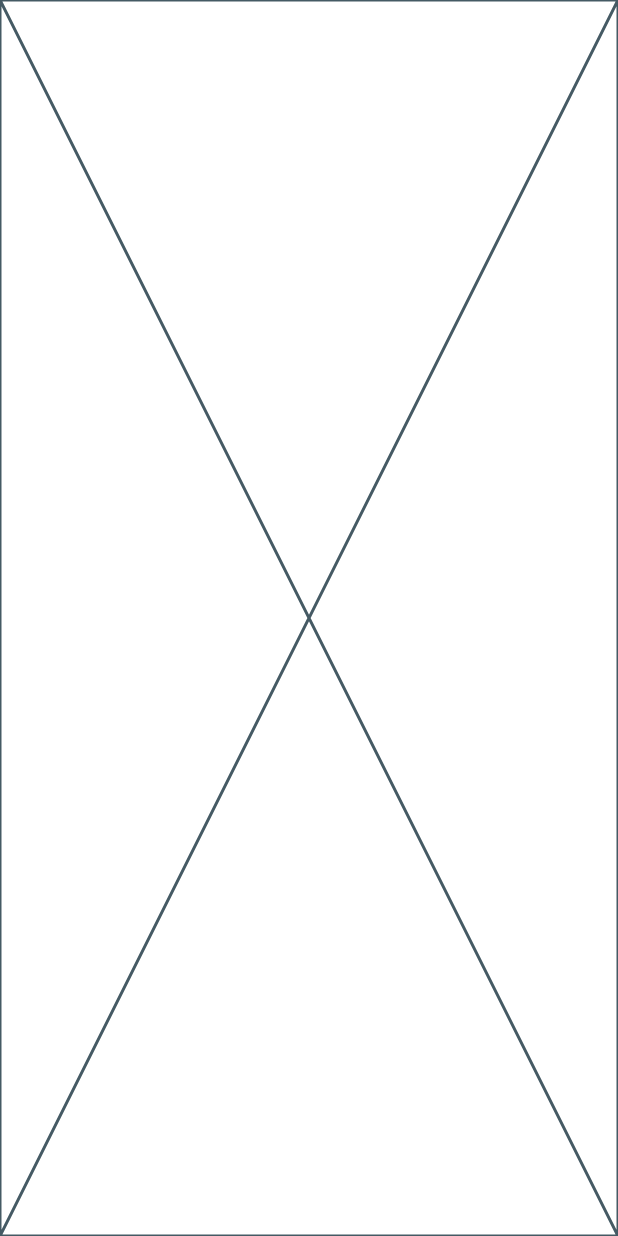
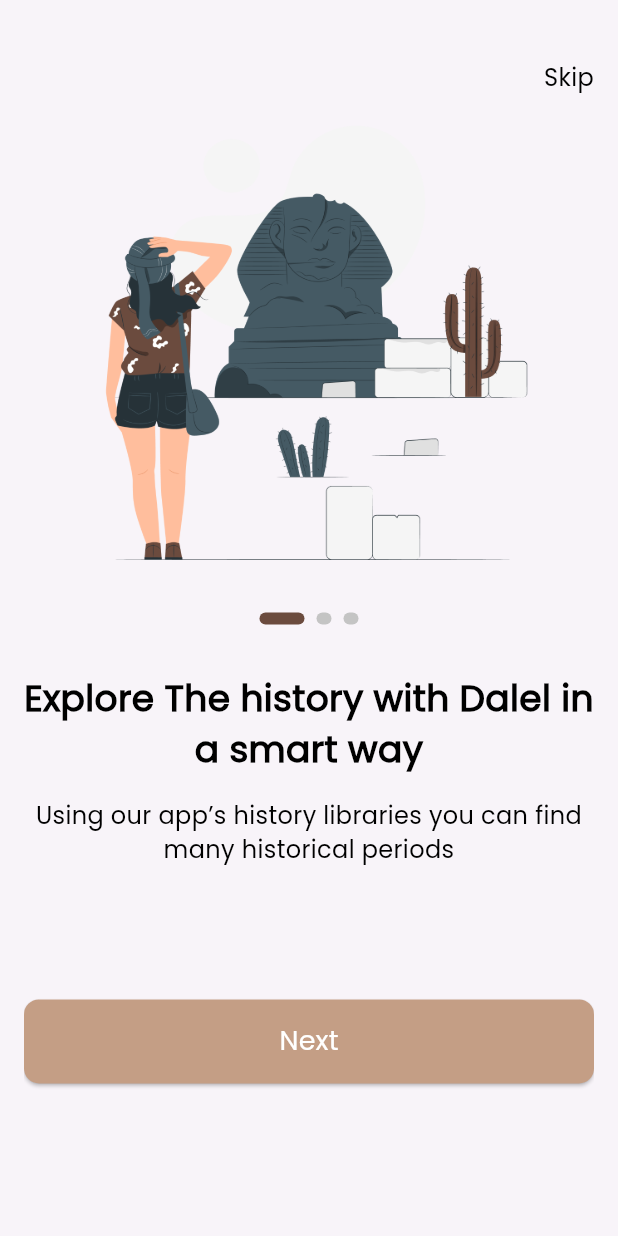
Before and after one commit to Redaessa7/dalel, a Flutter app: the screen it shows after launch, on a phone screen of 412 x 824 dp. Run offline on Flutter 3.47's test engine with Material 3 defaults, Android fonts, the phone set to English and light mode, and no system bars; drawn by our look-alikes of smooth_page_indicator; our stand-ins replace go_router.

Commit message:
splash and onboarding

```diff
--- /dev/null
+++ b/lib/core/functions/navigation.dart
@@ -0,0 +1,5 @@
+import 'package:go_router/go_router.dart';
+
+goNavigate(context, String path) {
+  GoRouter.of(context).push(path);
+}
--- a/lib/core/routes/app_router.dart
+++ b/lib/core/routes/app_router.dart
@@ -1,6 +1,10 @@
+import 'package:dalel/features/onBoarding/presentation/views/on_boarding_view.dart';
 import 'package:dalel/features/splash/presentation/views/splash_view.dart';
 import 'package:go_router/go_router.dart';
 
 final GoRouter router = GoRouter(
-  routes: [GoRoute(path: "/", builder: (context, state) => SplashView())],
+  routes: [
+    GoRoute(path: "/", builder: (context, state) => SplashView()),
+    GoRoute(path: "/onBoarding", builder: (context, state) => OnBoardingView()),
+  ],
 );
--- /dev/null
+++ b/lib/core/utils/app_text_styles.dart
@@ -0,0 +1,24 @@
+import 'package:dalel/core/utils/app_colors.dart';
+import 'package:flutter/material.dart';
+import 'package:flutter/widgets.dart';
+
+abstract class CustomTextStyles {
+  static final pacifico400Style64 = TextStyle(
+    fontWeight: FontWeight.w400,
+    fontSize: 64,
+    color: AppColors.secondary,
+    fontFamily: "Pacifico",
+  );
+  static final Poppins500Style24 = TextStyle(
+    fontWeight: FontWeight.w500,
+    fontSize: 24,
+    color: Colors.black,
+    fontFamily: "Poppins",
+  );
+  static final Poppins300Style16 = TextStyle(
+    fontWeight: FontWeight.w300,
+    fontSize: 16,
+    color: Colors.black,
+    fontFamily: "Poppins",
+  );
+}
--- /dev/null
+++ b/lib/core/widgets/custom_button.dart
@@ -0,0 +1,39 @@
+import 'package:dalel/core/utils/app_colors.dart';
+import 'package:dalel/core/utils/app_text_styles.dart';
+import 'package:flutter/material.dart';
+
+class CustomButton extends StatelessWidget {
+  const CustomButton({
+    super.key,
+    required this.onPressed,
+    required this.text,
+    this.color,
+  });
+  final void Function() onPressed;
+  final String text;
+  final Color? color;
+
+  @override
+  Widget build(BuildContext context) {
+    return SizedBox(
+      width: double.infinity,
+      height: 56,
+      child: ElevatedButton(
+        onPressed: onPressed,
+        style: ElevatedButton.styleFrom(
+          backgroundColor: color ?? AppColors.primary,
+          shape: RoundedRectangleBorder(
+            borderRadius: BorderRadiusGeometry.circular(10),
+          ),
+        ),
+        child: Text(
+          text,
+          style: CustomTextStyles.Poppins500Style24.copyWith(
+            fontSize: 18,
+            color: Colors.white,
+          ),
+        ),
+      ),
+    );
+  }
+}
--- /dev/null
+++ b/lib/features/onBoarding/presentation/views/on_boarding_view.dart
@@ -0,0 +1,21 @@
+import 'package:dalel/features/onBoarding/presentation/widgets/custom_nav_bar.dart';
+import 'package:dalel/features/onBoarding/presentation/widgets/on_boarding_body.dart';
+import 'package:flutter/material.dart';
+
+class OnBoardingView extends StatelessWidget {
+  const OnBoardingView({super.key});
+
+  @override
+  Widget build(BuildContext context) {
+    return Scaffold(
+      body: SafeArea(
+        child: Padding(
+          padding: const EdgeInsets.symmetric(horizontal: 16.0),
+          child: Column(
+            children: [SizedBox(height: 40), CustomNavBar(), OnBoardingBody()],
+          ),
+        ),
+      ),
+    );
+  }
+}
--- /dev/null
+++ b/lib/features/onBoarding/presentation/widgets/custom_nav_bar.dart
@@ -0,0 +1,20 @@
+import 'package:dalel/core/utils/app_strings.dart';
+import 'package:dalel/core/utils/app_text_styles.dart';
+import 'package:flutter/material.dart';
+
+class CustomNavBar extends StatelessWidget {
+  const CustomNavBar({super.key});
+
+  @override
+  Widget build(BuildContext context) {
+    return Align(
+      alignment: Alignment.centerRight,
+      child: Text(
+        AppStrings.skip,
+        style: CustomTextStyles.Poppins300Style16.copyWith(
+          fontWeight: FontWeight.w400,
+        ),
+      ),
+    );
+  }
+}
--- /dev/null
+++ b/lib/features/onBoarding/presentation/widgets/custom_sooth_page_indicator.dart
@@ -0,0 +1,22 @@
+import 'package:dalel/core/utils/app_colors.dart';
+import 'package:flutter/material.dart';
+import 'package:smooth_page_indicator/smooth_page_indicator.dart';
+
+class CustomSoothPageIndicator extends StatelessWidget {
+  const CustomSoothPageIndicator({super.key, required this.controller});
+  final PageController controller;
+
+  @override
+  Widget build(BuildContext context) {
+    return SmoothPageIndicator(
+      controller: controller,
+      count: 3,
+      effect: ExpandingDotsEffect(
+        activeDotColor: AppColors.secondary,
+        dotColor: AppColors.grey,
+        dotHeight: 8,
+        dotWidth: 10,
+      ),
+    );
+  }
+}
--- /dev/null
+++ b/lib/features/onBoarding/presentation/widgets/on_boarding_body.dart
@@ -0,0 +1,47 @@
+import 'package:dalel/core/utils/app_assets.dart';
+import 'package:dalel/core/utils/app_strings.dart';
+import 'package:dalel/core/utils/app_text_styles.dart';
+import 'package:dalel/core/widgets/custom_button.dart';
+import 'package:dalel/features/onBoarding/presentation/widgets/custom_sooth_page_indicator.dart';
+import 'package:flutter/material.dart';
+
+class OnBoardingBody extends StatelessWidget {
+  OnBoardingBody({super.key});
+
+  final PageController _controller = PageController();
+  @override
+  Widget build(BuildContext context) {
+    return Expanded(
+      child: PageView.builder(
+        controller: _controller,
+        itemCount: 3,
+        itemBuilder: (context, index) {
+          return Column(
+            crossAxisAlignment: CrossAxisAlignment.center,
+            children: [
+              Image.asset(Assets.imagesOnBoarding1),
+              SizedBox(height: 24),
+              CustomSoothPageIndicator(controller: _controller),
+              SizedBox(height: 32),
+              Text(
+                "Explore The history with Dalel in a smart way",
+                style: CustomTextStyles.Poppins500Style24.copyWith(
+                  fontWeight: FontWeight.bold,
+                ),
+                textAlign: TextAlign.center,
+              ),
+              SizedBox(height: 16),
+              Text(
+                "Using our app’s history libraries you can find many historical periods ",
+                style: CustomTextStyles.Poppins300Style16,
+                textAlign: TextAlign.center,
+              ),
+              SizedBox(height: 88),
+              CustomButton(onPressed: () {}, text: AppStrings.next),
+            ],
+          );
+        },
+      ),
+    );
+  }
+}
--- a/lib/features/splash/presentation/views/splash_view.dart
+++ b/lib/features/splash/presentation/views/splash_view.dart
@@ -1,10 +1,37 @@
+import 'package:dalel/core/functions/navigation.dart';
+import 'package:dalel/core/utils/app_strings.dart';
+import 'package:dalel/core/utils/app_text_styles.dart';
 import 'package:flutter/material.dart';
 
-class SplashView extends StatelessWidget {
+class SplashView extends StatefulWidget {
   const SplashView({super.key});
 
   @override
+  State<SplashView> createState() => _SplashViewState();
+}
+
+class _SplashViewState extends State<SplashView> {
+  @override
+  void initState() {
+    delayedNavigator(context);
+    super.initState();
+  }
+
+  @override
   Widget build(BuildContext context) {
-    return const Placeholder();
+    return Scaffold(
+      body: Center(
+        child: Text(
+          AppStrings.appName,
+          style: CustomTextStyles.pacifico400Style64,
+        ),
+      ),
+    );
   }
 }
+
+void delayedNavigator(context) {
+  Future.delayed(Duration(seconds: 2), () {
+    goNavigate(context, "/onBoarding");
+  });
+}
--- a/lib/main.dart
+++ b/lib/main.dart
@@ -1,4 +1,5 @@
 import 'package:dalel/core/routes/app_router.dart';
+import 'package:dalel/core/utils/app_colors.dart';
 import 'package:flutter/material.dart';
 
 void main() {
@@ -11,6 +12,7 @@ class Dalel extends StatelessWidget {
   @override
   Widget build(BuildContext context) {
     return MaterialApp.router(
+      theme: ThemeData(scaffoldBackgroundColor: AppColors.ofWight),
       debugShowCheckedModeBanner: false,
       routerConfig: router,
     );
```
Also changed, not shown: pubspec.yaml (+8 -6 lines), assets/fonts/Pacifico-Regular.ttf (added), assets/fonts/Poppins-Regular.ttf (added), pubspec.lock.
